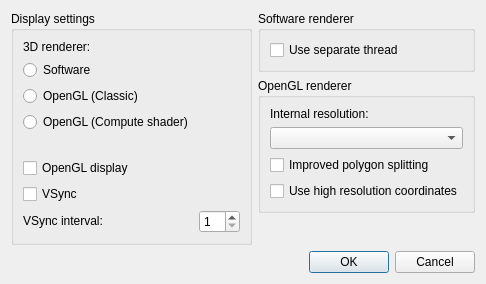
First picture: the form in src/frontend/qt_sdl/VideoSettingsDialog.ui, repository tjdduq23-droid/melonDS-1.1-korean, before the edit.
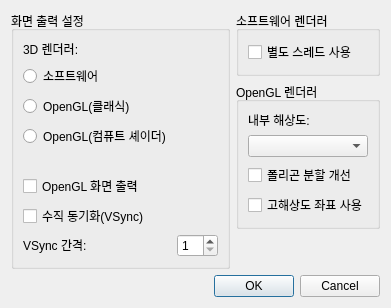
Second picture: the form after the edit.

Commit message: Add Korean settings and audio speed patch

The edit to the form file:
```diff
--- a/src/frontend/qt_sdl/VideoSettingsDialog.ui
+++ b/src/frontend/qt_sdl/VideoSettingsDialog.ui
@@ -29,13 +29,13 @@
    <item row="1" column="1">
     <widget class="QGroupBox" name="groupBox_3">
      <property name="title">
-      <string>OpenGL renderer</string>
+      <string>OpenGL 렌더러</string>
      </property>
      <layout class="QGridLayout" name="gridLayout_4">
       <item row="0" column="0">
        <widget class="QLabel" name="label_3">
         <property name="text">
-         <string>Internal resolution:</string>
+         <string>내부 해상도:</string>
         </property>
        </widget>
       </item>
@@ -45,7 +45,7 @@
          <string>&lt;html&gt;&lt;head/&gt;&lt;body&gt;&lt;p&gt;Enabling this may help reduce distortion on quads and more complex polygons, but may also reduce performance.&lt;/p&gt;&lt;/body&gt;&lt;/html&gt;</string>
         </property>
         <property name="text">
-         <string>Improved polygon splitting</string>
+         <string>폴리곤 분할 개선</string>
         </property>
        </widget>
       </item>
@@ -59,7 +59,7 @@
       <item row="3" column="0">
        <widget class="QCheckBox" name="cbxComputeHiResCoords">
         <property name="text">
-         <string>Use high resolution coordinates</string>
+         <string>고해상도 좌표 사용</string>
         </property>
        </widget>
       </item>
@@ -69,7 +69,7 @@
    <item row="0" column="1">
     <widget class="QGroupBox" name="groupBox_2">
      <property name="title">
-      <string>Software renderer</string>
+      <string>소프트웨어 렌더러</string>
      </property>
      <layout class="QGridLayout" name="gridLayout_3">
       <item row="0" column="0">
@@ -78,7 +78,7 @@
          <string>&lt;html&gt;&lt;head/&gt;&lt;body&gt;&lt;p&gt;Run the software renderer on a separate thread. Yields better performance on multi-core CPUs.&lt;/p&gt;&lt;/body&gt;&lt;/html&gt;</string>
         </property>
         <property name="text">
-         <string>Use separate thread</string>
+         <string>별도 스레드 사용</string>
         </property>
        </widget>
       </item>
@@ -98,7 +98,7 @@
    <item row="0" column="0" rowspan="3" alignment="Qt::AlignTop">
     <widget class="QGroupBox" name="groupBox">
      <property name="title">
-      <string>Display settings</string>
+      <string>화면 출력 설정</string>
      </property>
      <layout class="QGridLayout" name="gridLayout_2">
       <item row="7" column="1">
@@ -120,7 +120,7 @@
          <string>&lt;html&gt;&lt;head/&gt;&lt;body&gt;&lt;p&gt;Use OpenGL to draw the DS screens to the main window. May result in better frame pacing. Mandatory when using the OpenGL 3D renderer.&lt;/p&gt;&lt;/body&gt;&lt;/html&gt;</string>
         </property>
         <property name="text">
-         <string>OpenGL display</string>
+         <string>OpenGL 화면 출력</string>
         </property>
        </widget>
       </item>
@@ -146,7 +146,7 @@
          <string>&lt;html&gt;&lt;head/&gt;&lt;body&gt;&lt;p&gt;When using OpenGL, synchronize the video output to your monitor's refresh rate.&lt;/p&gt;&lt;/body&gt;&lt;/html&gt;</string>
         </property>
         <property name="text">
-         <string>VSync</string>
+         <string>수직 동기화(VSync)</string>
         </property>
        </widget>
       </item>
@@ -162,7 +162,7 @@
          <string>&lt;html&gt;&lt;head/&gt;&lt;body&gt;&lt;p&gt;The interval at which to synchronize to the monitor's refresh rate. Set to 1 for a 60Hz monitor, 2 for 120Hz, ...&lt;/p&gt;&lt;/body&gt;&lt;/html&gt;</string>
         </property>
         <property name="text">
-         <string>VSync interval:</string>
+         <string>VSync 간격:</string>
         </property>
        </widget>
       </item>
@@ -172,7 +172,7 @@
          <string>&lt;html&gt;&lt;head/&gt;&lt;body&gt;&lt;p&gt;The OpenGL renderer may be faster than software and supports graphical enhancements, but is more prone to glitches.&lt;/p&gt;&lt;/body&gt;&lt;/html&gt;</string>
         </property>
         <property name="text">
-         <string>OpenGL (Classic)</string>
+         <string>OpenGL(클래식)</string>
         </property>
        </widget>
       </item>
@@ -182,21 +182,21 @@
          <string>&lt;html&gt;&lt;head/&gt;&lt;body&gt;&lt;p&gt;The software renderer is more accurate and less prone to rendering glitches, but requires more CPU power.&lt;/p&gt;&lt;/body&gt;&lt;/html&gt;</string>
         </property>
         <property name="text">
-         <string>Software</string>
+         <string>소프트웨어</string>
         </property>
        </widget>
       </item>
       <item row="0" column="0" colspan="2">
        <widget class="QLabel" name="label">
         <property name="text">
-         <string>3D renderer:</string>
+         <string>3D 렌더러:</string>
         </property>
        </widget>
       </item>
       <item row="3" column="0">
        <widget class="QRadioButton" name="rb3DCompute">
         <property name="text">
-         <string>OpenGL (Compute shader)</string>
+         <string>OpenGL(컴퓨트 셰이더)</string>
         </property>
        </widget>
       </item>
```
Left out of the diff: 2 changed lines with no effect on the pictures. The commit also changes 19 other files.
